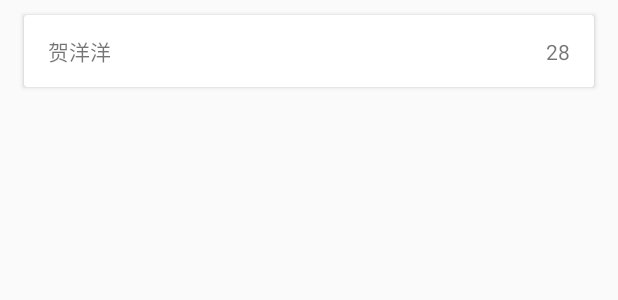
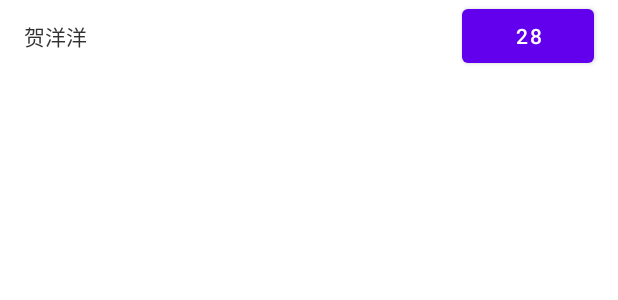
Before and after one commit to hyy920109/LifeCycleDanymicData, an Android app: the layout item_student.xml on its own in the app's theme, with its tools: preview values and no code run, on a phone screen of 412 x 824 dp. Shown: the top 300 px of the screen. Run offline under Robolectric (Android 15) with nearby library versions, the phone set to English and light mode, and no system bars.

Commit message:
change something

```diff
--- a/app/src/main/java/com/example/dynamicdata/MainLifeCycle.kt
+++ b/app/src/main/java/com/example/dynamicdata/MainLifeCycle.kt
@@ -48,7 +48,7 @@ class MainLifeCycle : LifecycleObserver {
 
     private fun produceTestData() : List<Student> {
         val students = ArrayList<Student>()
-        for (i in 0..10) {
+        for (i in 0..2) {
             students.add(Student(name = "hyy$i", age = i * Random.nextInt(3)))
         }
         return students
--- a/app/src/main/java/com/example/dynamicdata/StudentsAdapter.kt
+++ b/app/src/main/java/com/example/dynamicdata/StudentsAdapter.kt
@@ -9,4 +9,10 @@ class StudentsAdapter : BaseQuickAdapter<Student, BaseViewHolder>(R.layout.item_
         holder.setText(R.id.name, item.name)
             .setText(R.id.age, item.age.toString())
     }
+
+    override fun convert(holder: BaseViewHolder, item: Student, payloads: List<Any>) {
+        holder.setText(R.id.name, item.name)
+            .setText(R.id.age, item.age.toString())
+
+    }
 }
--- a/app/src/main/res/layout/item_student.xml
+++ b/app/src/main/res/layout/item_student.xml
@@ -1,12 +1,15 @@
 <?xml version="1.0" encoding="utf-8"?>
-<androidx.cardview.widget.CardView xmlns:android="http://schemas.android.com/apk/res/android"
+<FrameLayout xmlns:android="http://schemas.android.com/apk/res/android"
     xmlns:app="http://schemas.android.com/apk/res-auto"
     xmlns:tools="http://schemas.android.com/tools"
     android:layout_width="match_parent"
-    android:layout_marginHorizontal="16dp"
-    android:layout_marginTop="10dp"
     android:layout_height="48dp">
 
+    <View
+        android:layout_width="match_parent"
+        android:layout_height="0.8dp"
+        android:layout_gravity="bottom"
+        android:background="@color/material_on_primary_emphasis_medium"/>
     <androidx.constraintlayout.widget.ConstraintLayout
         android:layout_width="match_parent"
         android:layout_height="48dp">
@@ -16,12 +19,13 @@
             android:layout_width="wrap_content"
             android:layout_height="wrap_content"
             android:layout_marginStart="16dp"
+            android:textColor="@android:color/secondary_text_light"
             app:layout_constraintBottom_toBottomOf="parent"
             app:layout_constraintStart_toStartOf="parent"
             app:layout_constraintTop_toTopOf="parent"
             tools:text="贺洋洋" />
 
-        <androidx.appcompat.widget.AppCompatTextView
+        <com.google.android.material.button.MaterialButton
             android:id="@+id/age"
             android:layout_width="wrap_content"
             android:layout_height="wrap_content"
@@ -32,4 +36,4 @@
             tools:text="28" />
     </androidx.constraintlayout.widget.ConstraintLayout>
 
-</androidx.cardview.widget.CardView>
+</FrameLayout>
--- a/app/src/main/res/values/styles.xml
+++ b/app/src/main/res/values/styles.xml
@@ -1,6 +1,6 @@
 <resources>
     <!-- Base application theme. -->
-    <style name="AppTheme" parent="Theme.AppCompat.Light.DarkActionBar">
+    <style name="AppTheme" parent="Theme.MaterialComponents.Light.DarkActionBar">
         <!-- Customize your theme here. -->
         <item name="colorPrimary">@color/colorPrimary</item>
         <item name="colorPrimaryDark">@color/colorPrimaryDark</item>
```
Also changed, not shown: app/src/main/java/com/example/dynamicdata/DiffStudentItemCallback.kt (added, +23 -0 lines), app/src/main/java/com/example/dynamicdata/MainFragment.kt (+6 -6 lines).
